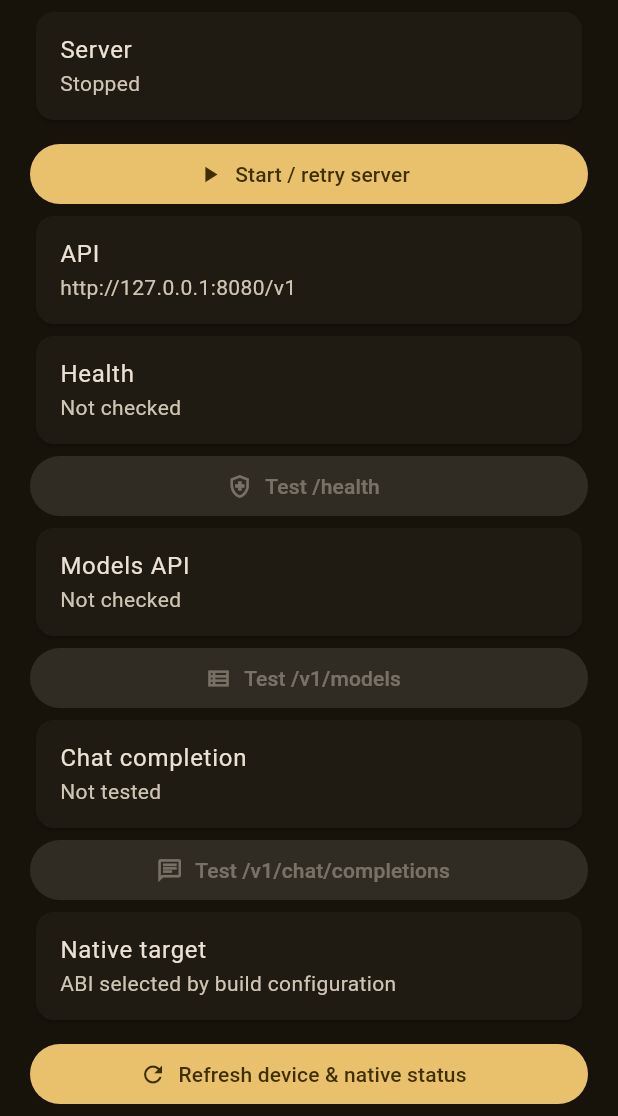
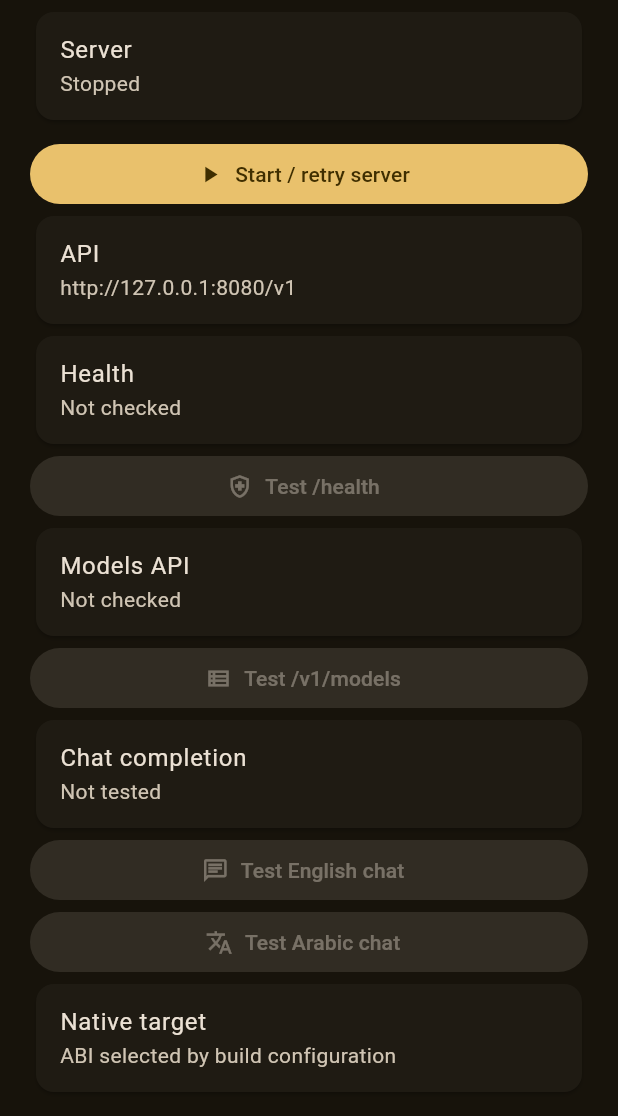
Before and after one commit to bdssmdkacem-dot/PocketAI-Server-, a Flutter app: the screen it shows after launch, scrolled down 576 dp, on a phone screen of 412 x 824 dp, the part 120-1236 px from its top. Run offline on Flutter 3.47's test engine with Material 3 defaults, Android fonts, the phone set to English and light mode, and no system bars.

Commit message:
feat(flutter): add Arabic chat smoke test

```diff
--- a/lib/main.dart
+++ b/lib/main.dart
@@ -188,7 +188,7 @@ class _DashboardPageState extends State<DashboardPage> {
       if (mounted) setState(() { _modelActionBusy = false; });
     }
   }
-  Future<void> _testChat() async {
+  Future<void> _testChat(String prompt) async {
     if (_chatBusy || !_serverRunning) return;
     setState(() => _chatBusy = true);
     final stopwatch = Stopwatch()..start();
@@ -200,7 +200,7 @@ class _DashboardPageState extends State<DashboardPage> {
       );
       final payload = jsonEncode({
         'messages': [
-          {'role': 'user', 'content': 'Hello, who are you?'},
+          {'role': 'user', 'content': prompt},
         ],
         'max_tokens': 64,
         'temperature': 0.7,
@@ -339,17 +339,16 @@ class _DashboardPageState extends State<DashboardPage> {
           ),
           InfoTile(title: 'Chat completion', value: _chatCheck),
           FilledButton.icon(
-            onPressed: _serverRunning && !_chatBusy ? _testChat : null,
+            onPressed: _serverRunning && !_chatBusy ? () => _testChat('Hello, who are you?') : null,
             icon: _chatBusy
-                ? const SizedBox(
-                    width: 18,
-                    height: 18,
-                    child: CircularProgressIndicator(strokeWidth: 2),
-                  )
+                ? const SizedBox(width: 18, height: 18, child: CircularProgressIndicator(strokeWidth: 2))
                 : const Icon(Icons.chat_outlined),
-            label: Text(_chatBusy
-                ? 'Running inference…'
-                : 'Test /v1/chat/completions'),
+            label: Text(_chatBusy ? 'Running inference…' : 'Test English chat'),
+          ),
+          FilledButton.icon(
+            onPressed: _serverRunning && !_chatBusy ? () => _testChat('من أنت؟ ما اسم النموذج الذي تعمل به؟ وهل تستطيع الإجابة باللغة العربية؟') : null,
+            icon: const Icon(Icons.translate),
+            label: const Text('Test Arabic chat'),
           ),
           const InfoTile(title: 'Native target', value: 'ABI selected by build configuration'),
           const SizedBox(height: 8),
```
